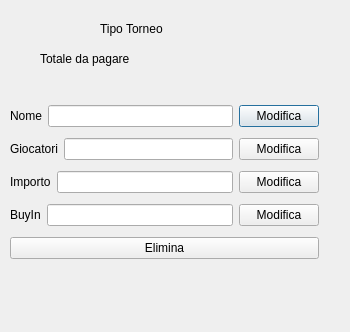
This is qDB/searchwindow.ui in bsuieric/qDB as Qt 5 draws it before an edit. The edited form follows.
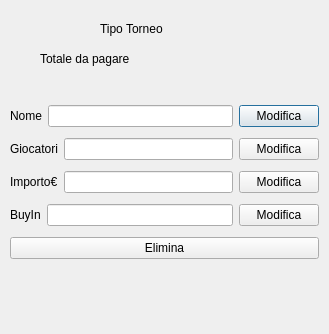
This is the edited form.

```diff
--- a/qDB/searchwindow.ui
+++ b/qDB/searchwindow.ui
@@ -6,8 +6,8 @@
    <rect>
     <x>0</x>
     <y>0</y>
-    <width>350</width>
-    <height>332</height>
+    <width>329</width>
+    <height>334</height>
    </rect>
   </property>
   <property name="windowTitle">
@@ -31,7 +31,7 @@
     <rect>
      <x>40</x>
      <y>50</y>
-     <width>251</width>
+     <width>261</width>
      <height>17</height>
     </rect>
    </property>
@@ -96,7 +96,7 @@
       <item>
        <widget class="QLabel" name="searchImportoLabel">
         <property name="text">
-         <string>Importo</string>
+         <string>Importo€</string>
         </property>
        </widget>
       </item>
```
